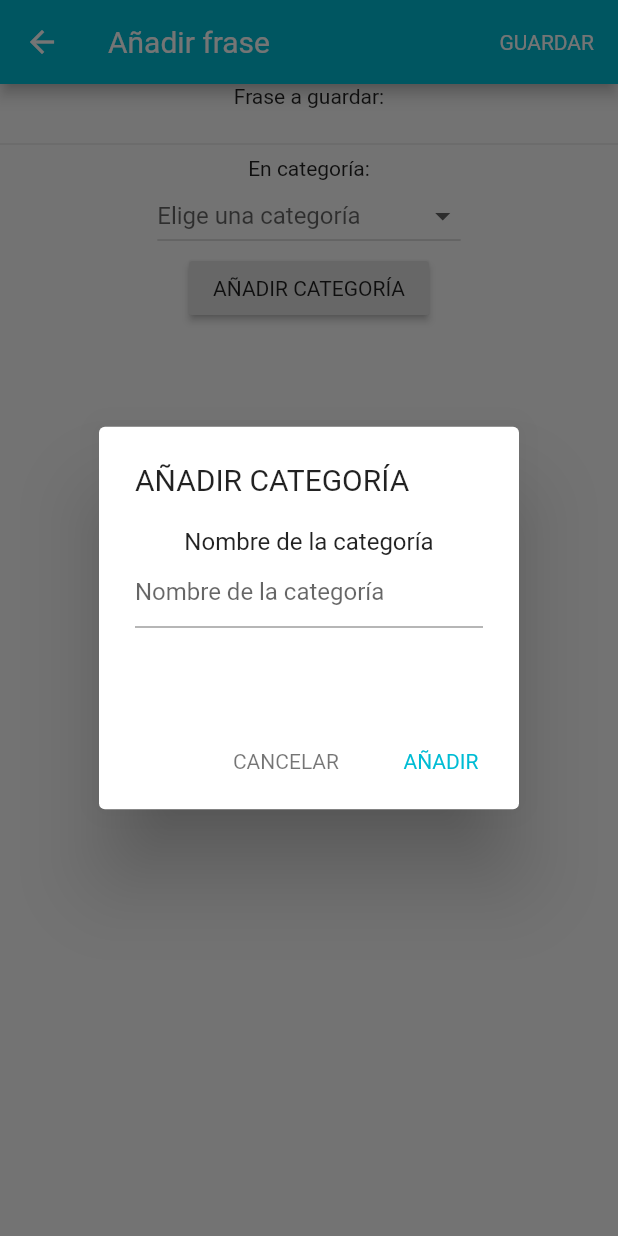
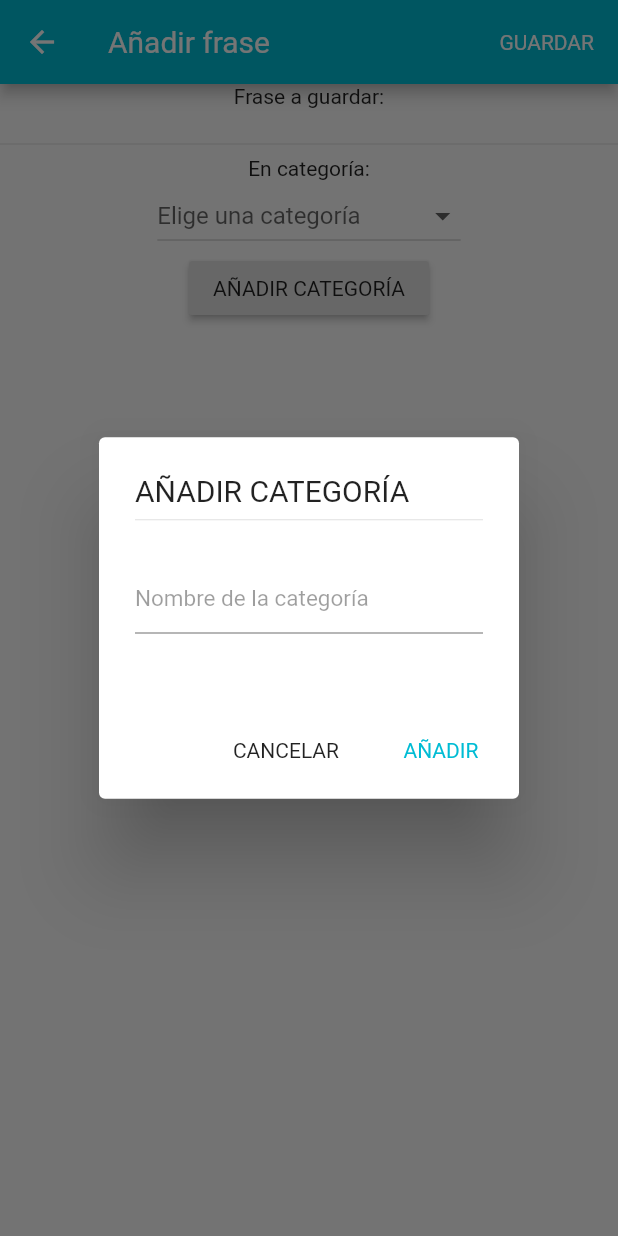
Before and after one commit to redela-investigacion/conversando-flutter, a Flutter app: the SavePhrase screen opened directly, after a tap on "AÑADIR CATEGORÍA", on a phone screen of 412 x 824 dp. Run offline on Flutter 3.47's test engine with Material 2 defaults, Android fonts, the phone set to English and light mode, and no system bars; our stand-ins replace flutter_tts, localstorage.

Commit message:
Small fixes in category dialog style

```diff
--- a/lib/categoryDialog.dart
+++ b/lib/categoryDialog.dart
@@ -25,24 +25,29 @@ Future _showOneFieldDialog ({context, String dialogTitle, String fieldLabel, Str
     builder: (BuildContext context) {
     // return object of type Dialog
       return AlertDialog(
-        title: new Text(dialogTitle),
+        title: Column(
+          crossAxisAlignment: CrossAxisAlignment.start,
+          children: [
+            new Text(dialogTitle, textAlign: TextAlign.left),
+            Divider()
+          ]
+        ),
         content: new ConstrainedBox(
-          constraints: new BoxConstraints.expand(height: 100.0),
-          child: new Column(children: [
-            new Text(fieldLabel),
-            new TextField(
-              controller: newCategoryController,
-              decoration: InputDecoration(
-                hintText: fieldLabel
-              ),
-            )
-          ])
+          constraints: new BoxConstraints.expand(height: 70.0),
+          child: new Column(
+            crossAxisAlignment: CrossAxisAlignment.start,
+            children: [
+              new TextField(
+                controller: newCategoryController,
+                decoration: InputDecoration(hintText: fieldLabel, hintStyle: TextStyle(fontSize: 15.0, color: Colors.black38)),
+              )
+            ])
         ),
         actions: <Widget>[
           // usually buttons at the bottom of the dialog
           new FlatButton(
             child: new Text("CANCELAR"),
-            textColor: Colors.black54,
+            textColor: Colors.black87,
             onPressed: () {
               Navigator.pop(context);
             },
```
